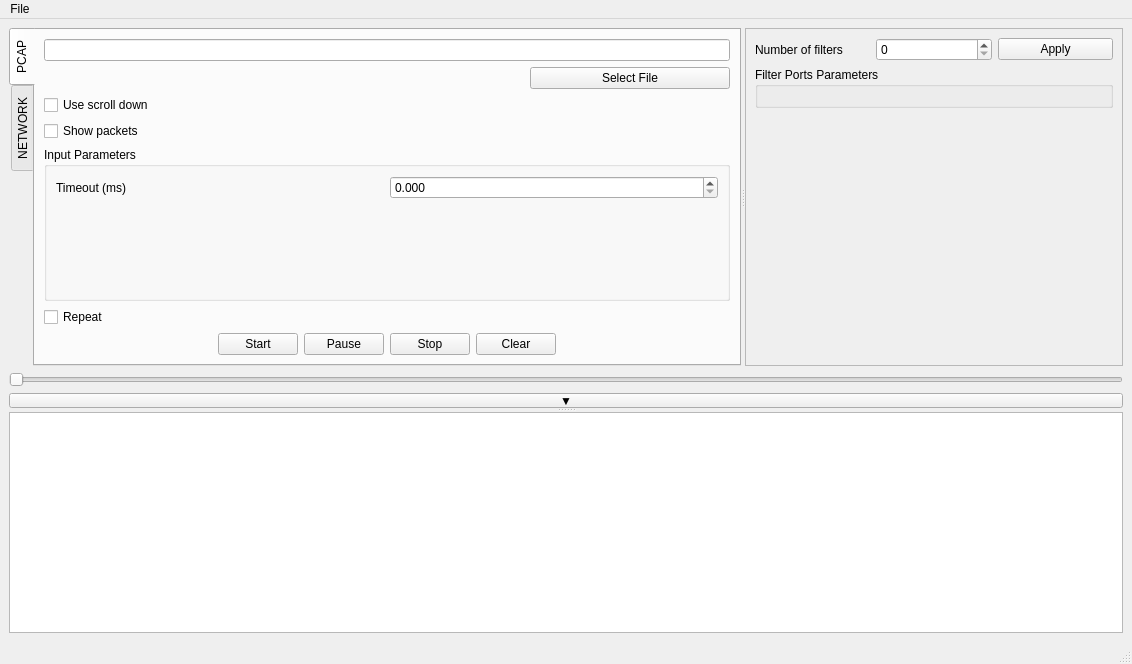
This is AnalyzePcapUdp/mainwindow.ui in artthirt/AnalyzePcapUdp as Qt 5 draws it before an edit. The edited form follows.
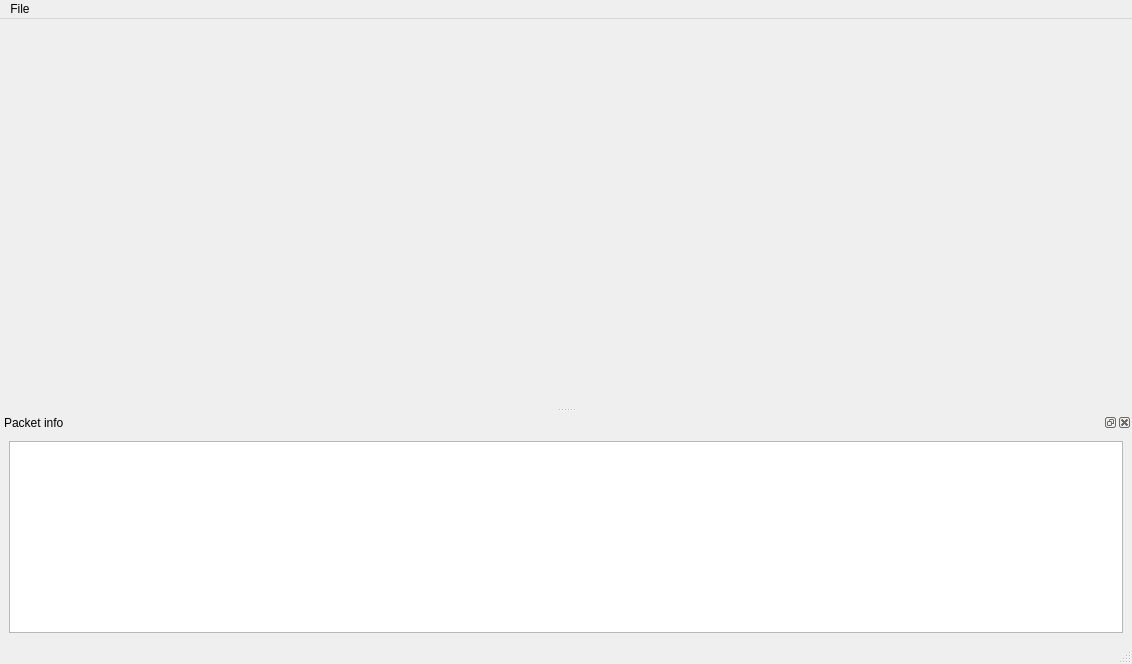
This is the edited form.

Diff of the .ui file:
```diff
--- a/AnalyzePcapUdp/mainwindow.ui
+++ b/AnalyzePcapUdp/mainwindow.ui
@@ -22,467 +22,7 @@
    </property>
    <layout class="QVBoxLayout" name="verticalLayout">
     <item>
-     <widget class="QSplitter" name="splitter">
-      <property name="sizePolicy">
-       <sizepolicy hsizetype="Expanding" vsizetype="Expanding">
-        <horstretch>0</horstretch>
-        <verstretch>0</verstretch>
-       </sizepolicy>
-      </property>
-      <property name="orientation">
-       <enum>Qt::Vertical</enum>
-      </property>
-      <widget class="QWidget" name="widget" native="true">
-       <layout class="QVBoxLayout" name="verticalLayout_5">
-        <item>
-         <widget class="QSplitter" name="splitterMain">
-          <property name="orientation">
-           <enum>Qt::Horizontal</enum>
-          </property>
-          <widget class="QWidget" name="widget_2" native="true">
-           <layout class="QVBoxLayout" name="verticalLayout_4">
-            <item>
-             <widget class="QTabWidget" name="twWorkspace">
-              <property name="sizePolicy">
-               <sizepolicy hsizetype="Preferred" vsizetype="Expanding">
-                <horstretch>0</horstretch>
-                <verstretch>0</verstretch>
-               </sizepolicy>
-              </property>
-              <property name="tabPosition">
-               <enum>QTabWidget::West</enum>
-              </property>
-              <property name="currentIndex">
-               <number>0</number>
-              </property>
-              <widget class="QWidget" name="tab">
-               <attribute name="title">
-                <string>PCAP</string>
-               </attribute>
-               <layout class="QVBoxLayout" name="verticalLayout_3">
-                <item>
-                 <widget class="QLineEdit" name="leFileField"/>
-                </item>
-                <item>
-                 <layout class="QGridLayout" name="gridLayout_3">
-                  <item row="1" column="2">
-                   <widget class="QPushButton" name="pbSelect">
-                    <property name="maximumSize">
-                     <size>
-                      <width>200</width>
-                      <height>16777215</height>
-                     </size>
-                    </property>
-                    <property name="text">
-                     <string>Select File</string>
-                    </property>
-                   </widget>
-                  </item>
-                  <item row="4" column="1">
-                   <widget class="QCheckBox" name="cbUseScrollDown">
-                    <property name="text">
-                     <string>Use scroll down</string>
-                    </property>
-                   </widget>
-                  </item>
-                  <item row="5" column="1">
-                   <widget class="QCheckBox" name="chbShowPackets">
-                    <property name="text">
-                     <string>Show packets</string>
-                    </property>
-                    <property name="checked">
-                     <bool>false</bool>
-                    </property>
-                   </widget>
-                  </item>
-                 </layout>
-                </item>
-                <item>
-                 <widget class="QGroupBox" name="groupBox">
-                  <property name="minimumSize">
-                   <size>
-                    <width>300</width>
-                    <height>0</height>
-                   </size>
-                  </property>
-                  <property name="maximumSize">
-                   <size>
-                    <width>16777215</width>
-                    <height>16777215</height>
-                   </size>
-                  </property>
-                  <property name="title">
-                   <string>Input Parameters</string>
-                  </property>
-                  <layout class="QGridLayout" name="gridLayout">
-                   <item row="3" column="0">
-                    <spacer name="verticalSpacer">
-                     <property name="orientation">
-                      <enum>Qt::Vertical</enum>
-                     </property>
-                     <property name="sizeHint" stdset="0">
-                      <size>
-                       <width>20</width>
-                       <height>40</height>
-                      </size>
-                     </property>
-                    </spacer>
-                   </item>
-                   <item row="2" column="1">
-                    <widget class="QDoubleSpinBox" name="dsbDelay">
-                     <property name="decimals">
-                      <number>3</number>
-                     </property>
-                     <property name="maximum">
-                      <double>9999999.000000000000000</double>
-                     </property>
-                    </widget>
-                   </item>
-                   <item row="2" column="0">
-                    <widget class="QLabel" name="label_3">
-                     <property name="text">
-                      <string>Timeout (ms)</string>
-                     </property>
-                    </widget>
-                   </item>
-                  </layout>
-                 </widget>
-                </item>
-                <item>
-                 <widget class="QCheckBox" name="chbRepeat">
-                  <property name="text">
-                   <string>Repeat</string>
-                  </property>
-                 </widget>
-                </item>
-                <item>
-                 <layout class="QHBoxLayout" name="horizontalLayout_3">
-                  <property name="topMargin">
-                   <number>0</number>
-                  </property>
-                  <item>
-                   <spacer name="horizontalSpacer_4">
-                    <property name="orientation">
-                     <enum>Qt::Horizontal</enum>
-                    </property>
-                    <property name="sizeHint" stdset="0">
-                     <size>
-                      <width>40</width>
-                      <height>20</height>
-                     </size>
-                    </property>
-                   </spacer>
-                  </item>
-                  <item>
-                   <widget class="QPushButton" name="pbStart">
-                    <property name="maximumSize">
-                     <size>
-                      <width>200</width>
-                      <height>16777215</height>
-                     </size>
-                    </property>
-                    <property name="text">
-                     <string>Start</string>
-                    </property>
-                   </widget>
-                  </item>
-                  <item>
-                   <widget class="QPushButton" name="pbPause">
-                    <property name="maximumSize">
-                     <size>
-                      <width>200</width>
-                      <height>16777215</height>
-                     </size>
-                    </property>
-                    <property name="text">
-                     <string>Pause</string>
-                    </property>
-                   </widget>
-                  </item>
-                  <item>
-                   <widget class="QPushButton" name="pbStop">
-                    <property name="maximumSize">
-                     <size>
-                      <width>200</width>
-                      <height>16777215</height>
-                     </size>
-                    </property>
-                    <property name="text">
-                     <string>Stop</string>
-                    </property>
-                   </widget>
-                  </item>
-                  <item>
-                   <widget class="QPushButton" name="pbClear">
-                    <property name="maximumSize">
-                     <size>
-                      <width>200</width>
-                      <height>16777215</height>
-                     </size>
-                    </property>
-                    <property name="text">
-                     <string>Clear</string>
-                    </property>
-                   </widget>
-                  </item>
-                  <item>
-                   <spacer name="horizontalSpacer_5">
-                    <property name="orientation">
-                     <enum>Qt::Horizontal</enum>
-                    </property>
-                    <property name="sizeHint" stdset="0">
-                     <size>
-                      <width>40</width>
-                      <height>20</height>
-                     </size>
-                    </property>
-                   </spacer>
-                  </item>
-                 </layout>
-                </item>
-               </layout>
-              </widget>
-              <widget class="QWidget" name="tab_2">
-               <attribute name="title">
-                <string>NETWORK</string>
-               </attribute>
-               <layout class="QGridLayout" name="gridLayout_4">
-                <item row="5" column="2">
-                 <widget class="Line" name="line_2">
-                  <property name="orientation">
-                   <enum>Qt::Horizontal</enum>
-                  </property>
-                 </widget>
-                </item>
-                <item row="5" column="0">
-                 <widget class="Line" name="line">
-                  <property name="orientation">
-                   <enum>Qt::Horizontal</enum>
-                  </property>
-                 </widget>
-                </item>
-                <item row="1" column="0">
-                 <widget class="QPushButton" name="pbNetStart">
-                  <property name="text">
-                   <string>Start</string>
-                  </property>
-                 </widget>
-                </item>
-                <item row="4" column="0">
-                 <widget class="QLabel" name="label_27">
-                  <property name="text">
-                   <string>Description</string>
-                  </property>
-                 </widget>
-                </item>
-                <item row="4" column="2">
-                 <widget class="QLabel" name="label_28">
-                  <property name="text">
-                   <string>Output</string>
-                  </property>
-                 </widget>
-                </item>
-                <item row="7" column="0">
-                 <spacer name="verticalSpacer_2">
-                  <property name="orientation">
-                   <enum>Qt::Vertical</enum>
-                  </property>
-                  <property name="sizeHint" stdset="0">
-                   <size>
-                    <width>20</width>
-                    <height>40</height>
-                   </size>
-                  </property>
-                 </spacer>
-                </item>
-                <item row="2" column="0">
-                 <widget class="QLabel" name="label_24">
-                  <property name="font">
-                   <font>
-                    <bold>true</bold>
-                   </font>
-                  </property>
-                  <property name="text">
-                   <string>Statistic</string>
-                  </property>
-                 </widget>
-                </item>
-                <item row="6" column="0">
-                 <widget class="QLabel" name="label_25">
-                  <property name="text">
-                   <string>Size by ports</string>
-                  </property>
-                 </widget>
-                </item>
-                <item row="1" column="2">
-                 <widget class="QPushButton" name="pbNetStop">
-                  <property name="text">
-                   <string>Stop</string>
-                  </property>
-                 </widget>
-                </item>
-                <item row="6" column="2">
-                 <widget class="QLabel" name="lbNetOut">
-                  <property name="text">
-                   <string/>
-                  </property>
-                 </widget>
-                </item>
-                <item row="0" column="0">
-                 <widget class="QLabel" name="label_23">
-                  <property name="text">
-                   <string>Select Needed Port on right side</string>
-                  </property>
-                 </widget>
-                </item>
-                <item row="6" column="1">
-                 <widget class="Line" name="line_3">
-                  <property name="orientation">
-                   <enum>Qt::Vertical</enum>
-                  </property>
-                 </widget>
-                </item>
-                <item row="2" column="2">
-                 <widget class="QPushButton" name="pushButton">
-                  <property name="text">
-                   <string>Clear statistic</string>
-                  </property>
-                 </widget>
-                </item>
-               </layout>
-              </widget>
-             </widget>
-            </item>
-           </layout>
-          </widget>
-          <widget class="QScrollArea" name="scrollArea">
-           <property name="sizePolicy">
-            <sizepolicy hsizetype="Expanding" vsizetype="Expanding">
-             <horstretch>0</horstretch>
-             <verstretch>0</verstretch>
-            </sizepolicy>
-           </property>
-           <property name="maximumSize">
-            <size>
-             <width>16777215</width>
-             <height>16777215</height>
-            </size>
-           </property>
-           <property name="widgetResizable">
-            <bool>true</bool>
-           </property>
-           <widget class="QWidget" name="scrollAreaWidgetContents">
-            <property name="geometry">
-             <rect>
-              <x>0</x>
-              <y>0</y>
-              <width>354</width>
-              <height>319</height>
-             </rect>
-            </property>
-            <layout class="QVBoxLayout" name="verticalLayout_2">
-             <item>
-              <layout class="QHBoxLayout" name="horizontalLayout">
-               <property name="topMargin">
-                <number>0</number>
-               </property>
-               <item>
-                <widget class="QLabel" name="label">
-                 <property name="text">
-                  <string>Number of filters</string>
-                 </property>
-                </widget>
-               </item>
-               <item>
-                <widget class="QSpinBox" name="sbNumFilters"/>
-               </item>
-               <item>
-                <widget class="QPushButton" name="pbApply">
-                 <property name="maximumSize">
-                  <size>
-                   <width>150</width>
-                   <height>16777215</height>
-                  </size>
-                 </property>
-                 <property name="text">
-                  <string>Apply</string>
-                 </property>
-                </widget>
-               </item>
-              </layout>
-             </item>
-             <item>
-              <widget class="QGroupBox" name="groupBoxFilters">
-               <property name="title">
-                <string>Filter Ports Parameters </string>
-               </property>
-               <layout class="QGridLayout" name="gridLayout_2"/>
-              </widget>
-             </item>
-             <item>
-              <spacer name="verticalSpacer_3">
-               <property name="orientation">
-                <enum>Qt::Vertical</enum>
-               </property>
-               <property name="sizeHint" stdset="0">
-                <size>
-                 <width>20</width>
-                 <height>40</height>
-                </size>
-               </property>
-              </spacer>
-             </item>
-            </layout>
-           </widget>
-          </widget>
-         </widget>
-        </item>
-        <item>
-         <widget class="QSlider" name="hsFilePosition">
-          <property name="maximum">
-           <number>1000</number>
-          </property>
-          <property name="orientation">
-           <enum>Qt::Horizontal</enum>
-          </property>
-         </widget>
-        </item>
-        <item>
-         <widget class="QPushButton" name="pbHide">
-          <property name="maximumSize">
-           <size>
-            <width>16777215</width>
-            <height>15</height>
-           </size>
-          </property>
-          <property name="text">
-           <string>▼</string>
-          </property>
-         </widget>
-        </item>
-       </layout>
-      </widget>
-      <widget class="QTableView" name="lvOutput">
-       <property name="sizePolicy">
-        <sizepolicy hsizetype="Expanding" vsizetype="Expanding">
-         <horstretch>0</horstretch>
-         <verstretch>0</verstretch>
-        </sizepolicy>
-       </property>
-       <property name="alternatingRowColors">
-        <bool>true</bool>
-       </property>
-       <property name="selectionMode">
-        <enum>QAbstractItemView::SingleSelection</enum>
-       </property>
-       <property name="selectionBehavior">
-        <enum>QAbstractItemView::SelectItems</enum>
-       </property>
-       <attribute name="horizontalHeaderStretchLastSection">
-        <bool>true</bool>
-       </attribute>
-      </widget>
-     </widget>
+     <layout class="QVBoxLayout" name="vlScene"/>
     </item>
    </layout>
   </widget>
@@ -504,11 +44,21 @@
    <addaction name="menuFile"/>
   </widget>
   <widget class="QStatusBar" name="statusbar"/>
-  <action name="actionOpen">
-   <property name="text">
-    <string>Open</string>
+  <widget class="QDockWidget" name="dwOutput">
+   <property name="windowTitle">
+    <string>Packet info</string>
    </property>
-  </action>
+   <attribute name="dockWidgetArea">
+    <number>8</number>
+   </attribute>
+   <widget class="QWidget" name="dockWidgetContents">
+    <layout class="QVBoxLayout" name="verticalLayout_2">
+     <item>
+      <widget class="QListView" name="lvOutput"/>
+     </item>
+    </layout>
+   </widget>
+  </widget>
  </widget>
  <resources/>
  <connections/>
```
Left out of the diff: 1 changed line with no effect on the pictures.
